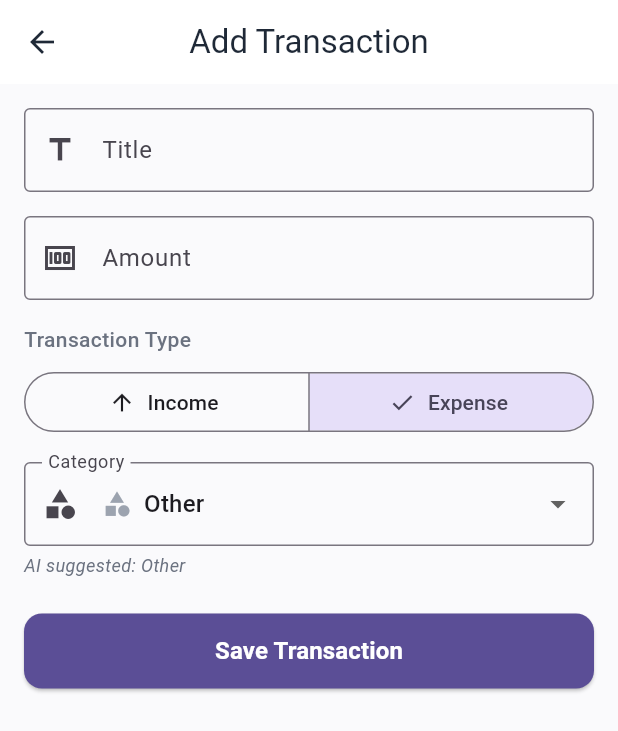
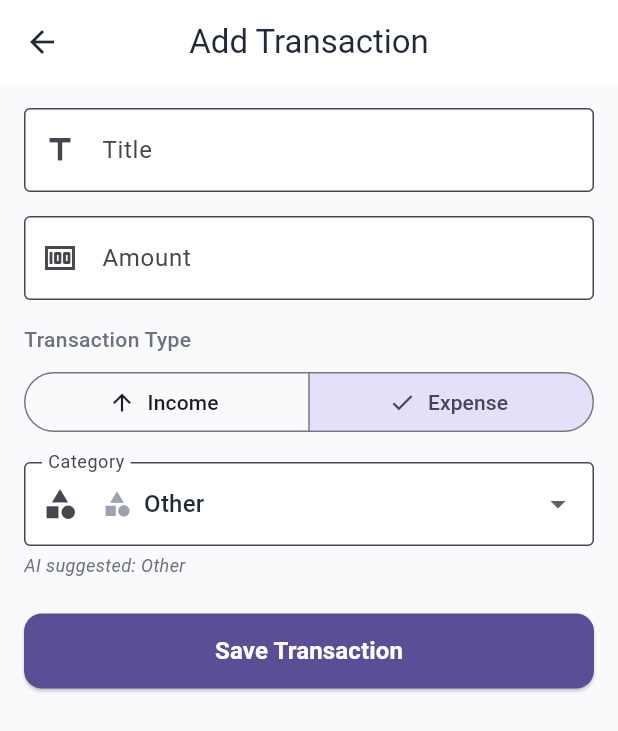
Before and after one commit to shayanahmad756/AI-Budget-Tracker, a Flutter app: the screen it shows after launch, after a tap on the "add" icon, on a phone screen of 412 x 824 dp. Shown: the top 731 px of the screen. Run offline on Flutter 3.47's test engine with Material 3 defaults, Android fonts, the phone set to English and light mode, and no system bars; our stand-ins replace fl_chart, sqflite; missing offline and left inert: idb_shim; accounts and stored records are empty.

Commit message:
fix: Implement proper dark/light theme switching with theme-aware components

```diff
--- a/lib/main.dart
+++ b/lib/main.dart
@@ -47,36 +47,84 @@ class MyApp extends StatelessWidget {
         backgroundColor: AppColors.primary,
         foregroundColor: Colors.white,
       ),
+      inputDecorationTheme: InputDecorationTheme(
+        filled: true,
+        fillColor: AppColors.cardBackground,
+        border: OutlineInputBorder(
+          borderRadius: BorderRadius.circular(AppConstants.cardBorderRadius),
+          borderSide: BorderSide(color: AppColors.border),
+        ),
+      ),
+      textTheme: const TextTheme(
+        bodyLarge: TextStyle(color: AppColors.textPrimary),
+        bodyMedium: TextStyle(color: AppColors.textPrimary),
+        bodySmall: TextStyle(color: AppColors.textSecondary),
+        headlineSmall: TextStyle(color: AppColors.textPrimary),
+        headlineMedium: TextStyle(color: AppColors.textPrimary),
+        headlineLarge: TextStyle(color: AppColors.textPrimary),
+        titleMedium: TextStyle(color: AppColors.textPrimary),
+        labelLarge: TextStyle(color: Colors.white),
+      ),
+      iconTheme: const IconThemeData(color: AppColors.textPrimary),
     );
   }
 
   /// Builds the dark theme.
   static ThemeData _buildDarkTheme() {
+    const darkPrimary = Color(0xFF5B4E96);
+    const darkBg = Color(0xFF1A1A2E);
+    const darkCard = Color(0xFF16213E);
+    const darkText = Color(0xFFE0E0E0);
+    const darkTextSecondary = Color(0xFFB0B0B0);
+
     return ThemeData(
       useMaterial3: true,
       colorScheme: ColorScheme.fromSeed(
-        seedColor: AppColors.primary,
+        seedColor: darkPrimary,
         brightness: Brightness.dark,
+        background: darkBg,
+        surface: darkCard,
+        onBackground: darkText,
+        onSurface: darkText,
       ),
-      scaffoldBackgroundColor: const Color(0xFF1A1A2E),
+      scaffoldBackgroundColor: darkBg,
       appBarTheme: const AppBarTheme(
         centerTitle: true,
         elevation: 0,
-        backgroundColor: Color(0xFF16213E),
-        foregroundColor: Color(0xFFE0E0E0),
+        backgroundColor: darkCard,
+        foregroundColor: darkText,
         surfaceTintColor: Colors.transparent,
       ),
       cardTheme: CardThemeData(
         elevation: 2,
-        color: const Color(0xFF16213E),
+        color: darkCard,
         shape: RoundedRectangleBorder(
           borderRadius: BorderRadius.circular(AppConstants.cardBorderRadius),
         ),
       ),
       floatingActionButtonTheme: const FloatingActionButtonThemeData(
-        backgroundColor: AppColors.primary,
+        backgroundColor: darkPrimary,
         foregroundColor: Colors.white,
       ),
+      inputDecorationTheme: InputDecorationTheme(
+        filled: true,
+        fillColor: darkCard,
+        border: OutlineInputBorder(
+          borderRadius: BorderRadius.circular(AppConstants.cardBorderRadius),
+          borderSide: BorderSide(color: darkText.withValues(alpha: 0.2)),
+        ),
+      ),
+      textTheme: TextTheme(
+        bodyLarge: const TextStyle(color: darkText),
+        bodyMedium: const TextStyle(color: darkText),
+        bodySmall: TextStyle(color: darkTextSecondary),
+        headlineSmall: const TextStyle(color: darkText),
+        headlineMedium: const TextStyle(color: darkText),
+        headlineLarge: const TextStyle(color: darkText),
+        titleMedium: const TextStyle(color: darkText),
+        labelLarge: const TextStyle(color: Colors.white),
+      ),
+      iconTheme: const IconThemeData(color: darkText),
     );
   }
 
@@ -87,9 +135,7 @@ class MyApp extends StatelessWidget {
         ChangeNotifierProvider<TransactionProvider>(
           create: (_) => TransactionProvider()..loadTransactions(),
         ),
-        ChangeNotifierProvider<ThemeProvider>(
-          create: (_) => ThemeProvider(),
-        ),
+        ChangeNotifierProvider<ThemeProvider>(create: (_) => ThemeProvider()),
       ],
       child: Consumer<ThemeProvider>(
         builder: (context, themeProvider, child) {
@@ -98,12 +144,11 @@ class MyApp extends StatelessWidget {
             debugShowCheckedModeBanner: false,
             theme: _buildLightTheme(),
             darkTheme: _buildDarkTheme(),
-            themeMode:
-                themeProvider.isDarkMode ? ThemeMode.dark : ThemeMode.light,
+            themeMode: themeProvider.isDarkMode
+                ? ThemeMode.dark
+                : ThemeMode.light,
             home: const SplashScreen(),
-            routes: {
-              '/home': (context) => const HomeScreen(),
-            },
+            routes: {'/home': (context) => const HomeScreen()},
           );
         },
       ),
--- a/lib/screens/splash_screen.dart
+++ b/lib/screens/splash_screen.dart
@@ -33,10 +33,13 @@ class _SplashScreenState extends State<SplashScreen>
       CurvedAnimation(parent: _animationController, curve: Curves.easeInOut),
     );
 
-    _slideAnimation = Tween<Offset>(begin: const Offset(0, 0.3), end: Offset.zero)
-        .animate(
-      CurvedAnimation(parent: _animationController, curve: Curves.easeOutCubic),
-    );
+    _slideAnimation =
+        Tween<Offset>(begin: const Offset(0, 0.3), end: Offset.zero).animate(
+          CurvedAnimation(
+            parent: _animationController,
+            curve: Curves.easeOutCubic,
+          ),
+        );
 
     // Start animation and navigate
     _animationController.forward();
@@ -61,7 +64,7 @@ class _SplashScreenState extends State<SplashScreen>
   @override
   Widget build(BuildContext context) {
     return Scaffold(
-      backgroundColor: AppColors.cardBackground,
+      backgroundColor: Theme.of(context).scaffoldBackgroundColor,
       body: Center(
         child: Column(
           mainAxisAlignment: MainAxisAlignment.center,
@@ -76,10 +79,7 @@ class _SplashScreenState extends State<SplashScreen>
                   height: 120,
                   decoration: BoxDecoration(
                     gradient: LinearGradient(
-                      colors: [
-                        AppColors.primary,
-                        AppColors.primaryLight,
-                      ],
+                      colors: [AppColors.primary, AppColors.primaryLight],
                       begin: Alignment.topLeft,
                       end: Alignment.bottomRight,
                     ),
@@ -111,10 +111,10 @@ class _SplashScreenState extends State<SplashScreen>
                   children: [
                     Text(
                       'Budget Tracker',
-                      style: Theme.of(context).textTheme.headlineSmall?.copyWith(
+                      style: Theme.of(context).textTheme.headlineSmall
+                          ?.copyWith(
                             fontSize: 32,
                             fontWeight: FontWeight.w800,
-                            color: AppColors.textPrimary,
                             letterSpacing: -0.5,
                           ),
                     ),
@@ -122,10 +122,9 @@ class _SplashScreenState extends State<SplashScreen>
                     Text(
                       'Smart Financial Management',
                       style: Theme.of(context).textTheme.bodyMedium?.copyWith(
-                            color: AppColors.textSecondary,
-                            letterSpacing: 0.5,
-                            fontWeight: FontWeight.w500,
-                          ),
+                        letterSpacing: 0.5,
+                        fontWeight: FontWeight.w500,
+                      ),
                     ),
                   ],
                 ),
@@ -141,9 +140,7 @@ class _SplashScreenState extends State<SplashScreen>
                 width: 40,
                 height: 40,
                 child: CircularProgressIndicator(
-                  valueColor: AlwaysStoppedAnimation<Color>(
-                    AppColors.primary,
-                  ),
+                  valueColor: AlwaysStoppedAnimation<Color>(AppColors.primary),
                   strokeWidth: 3,
                 ),
               ),
```
